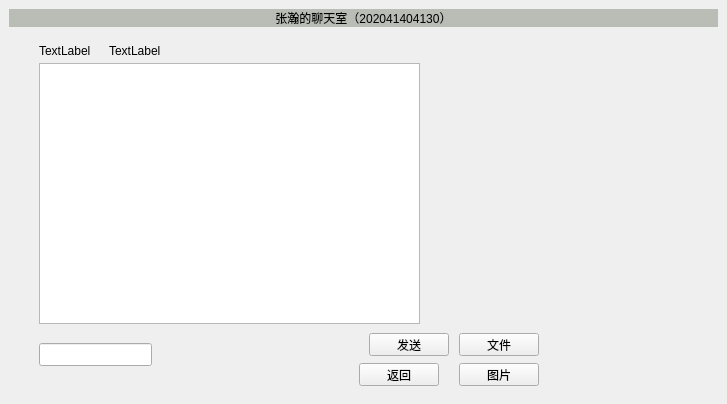
Old version of the form ChatClient/mainwindow.ui in the repository AChangAZha/QtChat.
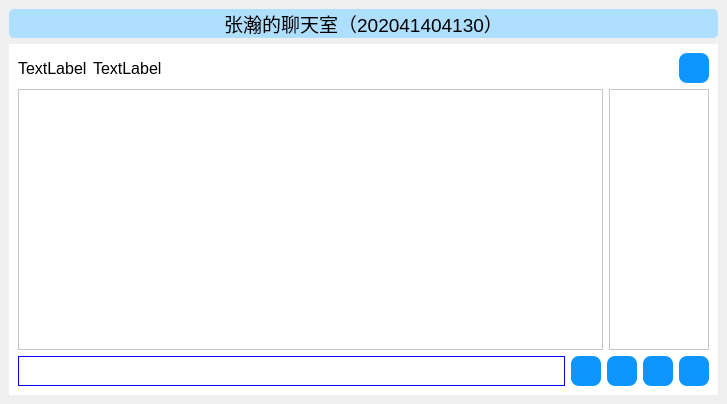
New version of the form. The open tabs and pages were chosen to show the change. Icons and pictures are not drawn.

The edit to the form file:
```diff
--- a/ChatClient/mainwindow.ui
+++ b/ChatClient/mainwindow.ui
@@ -17,8 +17,14 @@
    <layout class="QVBoxLayout" name="verticalLayout">
     <item>
      <widget class="QLabel" name="titleLabel">
+      <property name="font">
+       <font>
+        <pointsize>14</pointsize>
+       </font>
+      </property>
       <property name="styleSheet">
-       <string notr="true">background-color: rgb(186, 189, 182);</string>
+       <string notr="true">background-color: rgb(175, 223, 255);
+border-radius:5px;</string>
       </property>
       <property name="text">
        <string>张瀚的聊天室（202041404130）</string>
@@ -30,6 +36,9 @@
     </item>
     <item>
      <widget class="QStackedWidget" name="stackedWidget">
+      <property name="styleSheet">
+       <string notr="true">background-color: rgb(255, 255, 255);</string>
+      </property>
       <property name="currentIndex">
        <number>1</number>
       </property>
@@ -72,104 +81,435 @@
        </layout>
       </widget>
       <widget class="QWidget" name="friendChatPage">
-       <widget class="QTextEdit" name="friendMsg">
-        <property name="geometry">
-         <rect>
-          <x>30</x>
-          <y>30</y>
-          <width>381</width>
-          <height>261</height>
-         </rect>
-        </property>
-       </widget>
-       <widget class="QLineEdit" name="friendEdit">
-        <property name="geometry">
-         <rect>
-          <x>30</x>
-          <y>310</y>
-          <width>113</width>
-          <height>23</height>
-         </rect>
-        </property>
-       </widget>
-       <widget class="QPushButton" name="friendSend">
-        <property name="geometry">
-         <rect>
-          <x>360</x>
-          <y>300</y>
-          <width>80</width>
-          <height>23</height>
-         </rect>
-        </property>
-        <property name="text">
-         <string>发送</string>
-        </property>
-       </widget>
-       <widget class="QPushButton" name="pushButton_5">
-        <property name="geometry">
-         <rect>
-          <x>350</x>
-          <y>330</y>
-          <width>80</width>
-          <height>23</height>
-         </rect>
-        </property>
-        <property name="text">
-         <string>返回</string>
-        </property>
-       </widget>
-       <widget class="QPushButton" name="friendImg">
-        <property name="geometry">
-         <rect>
-          <x>450</x>
-          <y>330</y>
-          <width>80</width>
-          <height>23</height>
-         </rect>
-        </property>
-        <property name="text">
-         <string>图片</string>
-        </property>
-       </widget>
-       <widget class="QPushButton" name="fileBtn">
-        <property name="geometry">
-         <rect>
-          <x>450</x>
-          <y>300</y>
-          <width>80</width>
-          <height>23</height>
-         </rect>
-        </property>
-        <property name="text">
-         <string>文件</string>
-        </property>
-       </widget>
-       <widget class="QLabel" name="friendStatus">
-        <property name="geometry">
-         <rect>
-          <x>100</x>
-          <y>10</y>
-          <width>59</width>
-          <height>15</height>
-         </rect>
-        </property>
-        <property name="text">
-         <string>TextLabel</string>
-        </property>
-       </widget>
-       <widget class="QLabel" name="friendName">
-        <property name="geometry">
-         <rect>
-          <x>30</x>
-          <y>10</y>
-          <width>59</width>
-          <height>15</height>
-         </rect>
-        </property>
-        <property name="text">
-         <string>TextLabel</string>
-        </property>
-       </widget>
+       <layout class="QVBoxLayout" name="verticalLayout_11">
+        <item>
+         <layout class="QHBoxLayout" name="horizontalLayout_12">
+          <item>
+           <layout class="QHBoxLayout" name="horizontalLayout_10">
+            <item>
+             <widget class="QLabel" name="friendStatus">
+              <property name="minimumSize">
+               <size>
+                <width>0</width>
+                <height>30</height>
+               </size>
+              </property>
+              <property name="maximumSize">
+               <size>
+                <width>16777215</width>
+                <height>30</height>
+               </size>
+              </property>
+              <property name="font">
+               <font>
+                <pointsize>12</pointsize>
+               </font>
+              </property>
+              <property name="text">
+               <string>TextLabel</string>
+              </property>
+             </widget>
+            </item>
+            <item>
+             <widget class="QLabel" name="friendName">
+              <property name="minimumSize">
+               <size>
+                <width>0</width>
+                <height>30</height>
+               </size>
+              </property>
+              <property name="maximumSize">
+               <size>
+                <width>16777215</width>
+                <height>30</height>
+               </size>
+              </property>
+              <property name="font">
+               <font>
+                <pointsize>12</pointsize>
+               </font>
+              </property>
+              <property name="text">
+               <string>TextLabel</string>
+              </property>
+             </widget>
+            </item>
+            <item>
+             <spacer name="horizontalSpacer_14">
+              <property name="orientation">
+               <enum>Qt::Horizontal</enum>
+              </property>
+              <property name="sizeHint" stdset="0">
+               <size>
+                <width>40</width>
+                <height>20</height>
+               </size>
+              </property>
+             </spacer>
+            </item>
+           </layout>
+          </item>
+          <item>
+           <layout class="QHBoxLayout" name="horizontalLayout_8">
+            <item>
+             <spacer name="horizontalSpacer_13">
+              <property name="orientation">
+               <enum>Qt::Horizontal</enum>
+              </property>
+              <property name="sizeHint" stdset="0">
+               <size>
+                <width>40</width>
+                <height>20</height>
+               </size>
+              </property>
+             </spacer>
+            </item>
+            <item>
+             <widget class="QPushButton" name="invite">
+              <property name="minimumSize">
+               <size>
+                <width>30</width>
+                <height>30</height>
+               </size>
+              </property>
+              <property name="maximumSize">
+               <size>
+                <width>30</width>
+                <height>30</height>
+               </size>
+              </property>
+              <property name="styleSheet">
+               <string notr="true">/*按钮普通态*/
+QPushButton
+{
+	font: 12pt &quot;Sans Serif&quot;;
+    /*字体颜色为白色*/    
+    color:white;
+    /*背景颜色*/  
+    background-color:rgb(14 , 150 , 254);
+    /*边框圆角半径为8像素*/ 
+    border-radius:8px;
+}
+
+/*按钮停留态*/
+QPushButton:hover
+{
+    /*背景颜色*/  
+    background-color:rgb(44 , 137 , 255);
+}
+
+/*按钮按下态*/
+QPushButton:pressed
+{
+    /*背景颜色*/  
+    background-color:rgb(14 , 135 , 228);
+    /*左内边距为3像素，让按下时字向右移动3像素*/  
+    padding-left:3px;
+    /*上内边距为3像素，让按下时字向下移动3像素*/  
+    padding-top:3px;
+}</string>
+              </property>
+              <property name="text">
+               <string/>
+              </property>
+              <property name="icon">
+               <iconset resource="src.qrc">
+                <normaloff>:/new/prefix1/img/invite.png</normaloff>:/new/prefix1/img/invite.png</iconset>
+              </property>
+             </widget>
+            </item>
+           </layout>
+          </item>
+         </layout>
+        </item>
+        <item>
+         <layout class="QHBoxLayout" name="horizontalLayout_11">
+          <item>
+           <widget class="QTextEdit" name="friendMsg">
+            <property name="maximumSize">
+             <size>
+              <width>16777215</width>
+              <height>16777215</height>
+             </size>
+            </property>
+            <property name="font">
+             <font>
+              <pointsize>11</pointsize>
+             </font>
+            </property>
+            <property name="readOnly">
+             <bool>true</bool>
+            </property>
+           </widget>
+          </item>
+          <item>
+           <widget class="QListWidget" name="memberList">
+            <property name="minimumSize">
+             <size>
+              <width>100</width>
+              <height>0</height>
+             </size>
+            </property>
+            <property name="maximumSize">
+             <size>
+              <width>100</width>
+              <height>16777215</height>
+             </size>
+            </property>
+            <property name="font">
+             <font>
+              <pointsize>10</pointsize>
+             </font>
+            </property>
+           </widget>
+          </item>
+         </layout>
+        </item>
+        <item>
+         <layout class="QHBoxLayout" name="horizontalLayout_9">
+          <item>
+           <widget class="QLineEdit" name="friendEdit">
+            <property name="minimumSize">
+             <size>
+              <width>0</width>
+              <height>30</height>
+             </size>
+            </property>
+            <property name="maximumSize">
+             <size>
+              <width>16777215</width>
+              <height>30</height>
+             </size>
+            </property>
+            <property name="font">
+             <font>
+              <pointsize>12</pointsize>
+             </font>
+            </property>
+            <property name="styleSheet">
+             <string notr="true">border:1px groove blue</string>
+            </property>
+           </widget>
+          </item>
+          <item>
+           <widget class="QPushButton" name="friendSend">
+            <property name="minimumSize">
+             <size>
+              <width>30</width>
+              <height>30</height>
+             </size>
+            </property>
+            <property name="maximumSize">
+             <size>
+              <width>30</width>
+              <height>30</height>
+             </size>
+            </property>
+            <property name="styleSheet">
+             <string notr="true">/*按钮普通态*/
+QPushButton
+{
+	font: 12pt &quot;Sans Serif&quot;;
+    /*字体颜色为白色*/    
+    color:white;
+    /*背景颜色*/  
+    background-color:rgb(14 , 150 , 254);
+    /*边框圆角半径为8像素*/ 
+    border-radius:8px;
+}
+
+/*按钮停留态*/
+QPushButton:hover
+{
+    /*背景颜色*/  
+    background-color:rgb(44 , 137 , 255);
+}
+
+/*按钮按下态*/
+QPushButton:pressed
+{
+    /*背景颜色*/  
+    background-color:rgb(14 , 135 , 228);
+    /*左内边距为3像素，让按下时字向右移动3像素*/  
+    padding-left:3px;
+    /*上内边距为3像素，让按下时字向下移动3像素*/  
+    padding-top:3px;
+}</string>
+            </property>
+            <property name="text">
+             <string/>
+            </property>
+            <property name="icon">
+             <iconset resource="src.qrc">
+              <normaloff>:/new/prefix1/img/send.png</normaloff>:/new/prefix1/img/send.png</iconset>
+            </property>
+           </widget>
+          </item>
+          <item>
+           <widget class="QPushButton" name="friendImg">
+            <property name="minimumSize">
+             <size>
+              <width>30</width>
+              <height>30</height>
+             </size>
+            </property>
+            <property name="maximumSize">
+             <size>
+              <width>30</width>
+              <height>30</height>
+             </size>
+            </property>
+            <property name="styleSheet">
+             <string notr="true">/*按钮普通态*/
+QPushButton
+{
+	font: 12pt &quot;Sans Serif&quot;;
+    /*字体颜色为白色*/    
+    color:white;
+    /*背景颜色*/  
+    background-color:rgb(14 , 150 , 254);
+    /*边框圆角半径为8像素*/ 
+    border-radius:8px;
+}
+
+/*按钮停留态*/
+QPushButton:hover
+{
+    /*背景颜色*/  
+    background-color:rgb(44 , 137 , 255);
+}
+
+/*按钮按下态*/
+QPushButton:pressed
+{
+    /*背景颜色*/  
+    background-color:rgb(14 , 135 , 228);
+    /*左内边距为3像素，让按下时字向右移动3像素*/  
+    padding-left:3px;
+    /*上内边距为3像素，让按下时字向下移动3像素*/  
+    padding-top:3px;
+}</string>
+            </property>
+            <property name="text">
+             <string/>
+            </property>
+            <property name="icon">
+             <iconset resource="src.qrc">
+              <normaloff>:/new/prefix1/img/pic.png</normaloff>:/new/prefix1/img/pic.png</iconset>
+            </property>
+           </widget>
+          </item>
+          <item>
+           <widget class="QPushButton" name="fileBtn">
+            <property name="minimumSize">
+             <size>
+              <width>30</width>
+              <height>30</height>
+             </size>
+            </property>
+            <property name="maximumSize">
+             <size>
+              <width>30</width>
+              <height>30</height>
+             </size>
+            </property>
+            <property name="styleSheet">
+             <string notr="true">/*按钮普通态*/
+QPushButton
+{
+	font: 12pt &quot;Sans Serif&quot;;
+    /*字体颜色为白色*/    
+    color:white;
+    /*背景颜色*/  
+    background-color:rgb(14 , 150 , 254);
+    /*边框圆角半径为8像素*/ 
+    border-radius:8px;
+}
+
+/*按钮停留态*/
+QPushButton:hover
+{
+    /*背景颜色*/  
+    background-color:rgb(44 , 137 , 255);
+}
+
+/*按钮按下态*/
+QPushButton:pressed
+{
+    /*背景颜色*/  
+    background-color:rgb(14 , 135 , 228);
+    /*左内边距为3像素，让按下时字向右移动3像素*/  
+    padding-left:3px;
+    /*上内边距为3像素，让按下时字向下移动3像素*/  
+    padding-top:3px;
+}</string>
+            </property>
+            <property name="text">
+             <string/>
+            </property>
+            <property name="icon">
+             <iconset resource="src.qrc">
+              <normaloff>:/new/prefix1/img/file.png</normaloff>:/new/prefix1/img/file.png</iconset>
+            </property>
+           </widget>
+          </item>
+          <item>
+           <widget class="QPushButton" name="pushButton_5">
+            <property name="minimumSize">
+             <size>
+              <width>30</width>
+              <height>30</height>
+             </size>
+            </property>
+            <property name="maximumSize">
+             <size>
+              <width>30</width>
+              <height>30</height>
+             </size>
+            </property>
+            <property name="styleSheet">
+             <string notr="true">/*按钮普通态*/
+QPushButton
+{
+	font: 12pt &quot;Sans Serif&quot;;
+    /*字体颜色为白色*/    
+    color:white;
+    /*背景颜色*/  
+    background-color:rgb(14 , 150 , 254);
+    /*边框圆角半径为8像素*/ 
+    border-radius:8px;
+}
+
+/*按钮停留态*/
+QPushButton:hover
+{
+    /*背景颜色*/  
+    background-color:rgb(44 , 137 , 255);
+}
+
+/*按钮按下态*/
+QPushButton:pressed
+{
+    /*背景颜色*/  
+    background-color:rgb(14 , 135 , 228);
+    /*左内边距为3像素，让按下时字向右移动3像素*/  
+    padding-left:3px;
+    /*上内边距为3像素，让按下时字向下移动3像素*/  
+    padding-top:3px;
+}</string>
+            </property>
+            <property name="text">
+             <string/>
+            </property>
+            <property name="icon">
+             <iconset resource="src.qrc">
+              <normaloff>:/new/prefix1/img/back.png</normaloff>:/new/prefix1/img/back.png</iconset>
+            </property>
+           </widget>
+          </item>
+         </layout>
+        </item>
+       </layout>
       </widget>
       <widget class="QWidget" name="loginPage">
        <layout class="QGridLayout" name="gridLayout_2">
```
Left out of the diff: 1805 changed lines with no effect on the pictures.
